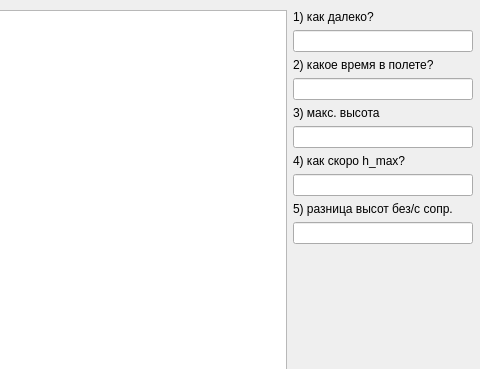
Above: mainwindow.ui from pkasila/bodymoving before the change; both pictures show x 478 to 958 and y 0 to 369 of the 958 by 527 pixel window. Below: the same form after it.
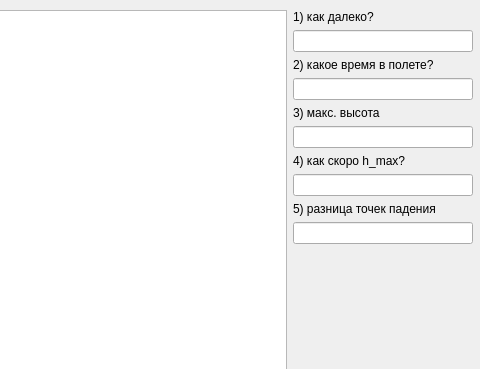
That is the form after the change. Custom widgets are drawn as their Qt base class.

The edit to the form file:
```diff
--- a/mainwindow.ui
+++ b/mainwindow.ui
@@ -405,7 +405,7 @@
        <item>
         <widget class="QLabel" name="label_13">
          <property name="text">
-          <string>5) разница высот без/с сопр.</string>
+          <string>5) разница точек падения</string>
          </property>
         </widget>
        </item>
```
